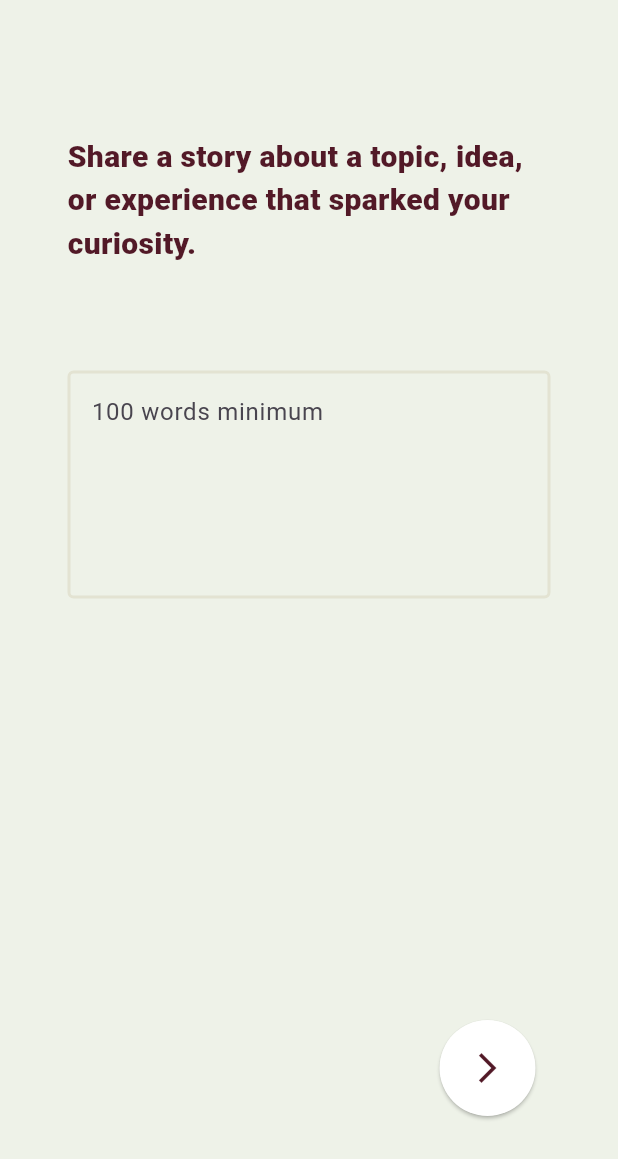
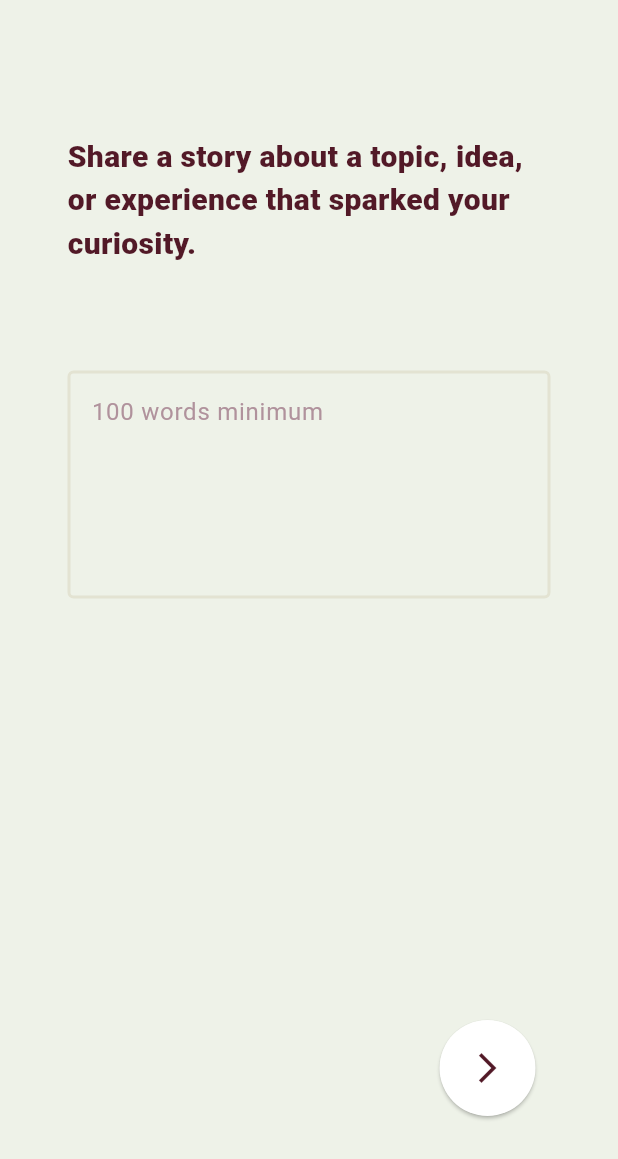
Before and after one commit to RosaMatch/Rosa-MVP, a Flutter app: the MatchPage2 screen opened directly, after a tap on the "arrow forward ios" icon, on a phone screen of 412 x 824 dp. Shown: the top 1159 px of the screen. Run offline on Flutter 3.47's test engine with Material 3 defaults, Android fonts, the phone set to English and light mode, and no system bars; our stand-ins replace confetti, go_router, google_fonts, multi_select_flutter; missing offline and left inert: dart:ffi.

Commit message:
Updated Match File with minor aesthetic changes

```diff
--- a/app/lib/match.dart
+++ b/app/lib/match.dart
@@ -216,6 +216,7 @@ class _MatchPage2State extends State<MatchPage2> {
                   maxLines: 15,
                   decoration: InputDecoration(
                       hintText: "100 words minimum",
+                      hintStyle: TextStyle(fontSize: 16.0, color: Color(0xffb0929c)),
                       enabledBorder: OutlineInputBorder(
                           borderSide:
                               BorderSide(color: textFormBorderColor, width: 2)),
@@ -295,6 +296,7 @@ class _MatchPage3State extends State<MatchPage3> {
                   maxLines: 15,
                   decoration: InputDecoration(
                       hintText: "100 words minimum",
+                      hintStyle: TextStyle(fontSize: 16.0, color: Color(0xffb0929c)),
                       enabledBorder: OutlineInputBorder(
                           borderSide:
                               BorderSide(color: textFormBorderColor, width: 2)),
@@ -533,12 +535,14 @@ class _Match4State extends State<Match4> {
                     height: item.isExpanded ? 200 : 0,
                     curve: Curves.easeInOut,
                     decoration: BoxDecoration(
+                      color: rosaRedColor,
                       borderRadius: BorderRadius.vertical(
                         bottom: Radius.circular(10),
                       ),
                     ),
                     child: item.isExpanded
                         ? ListTile(
+                            tileColor: rosaRedColor,
                             title: Text(
                               item.expandedValue,
                               style: const TextStyle(
```
